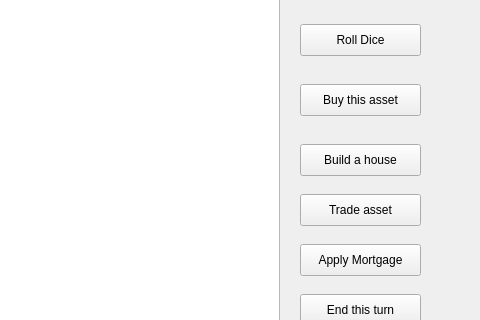
Before: the Qt Designer form mainwindow.ui in WisdomStoneWorshiper/comp2012h_project, drawn with Qt 5; both pictures show x 520 to 1000 and y 286 to 606 of the 1000 by 850 pixel window.
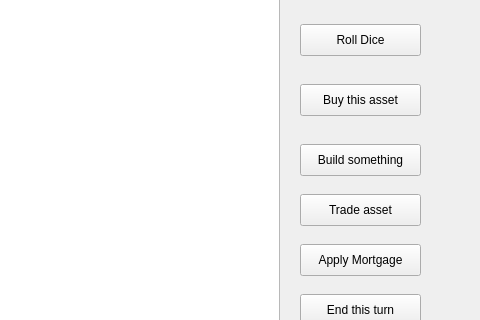
After: the same form once the commit is applied.

```diff
--- a/mainwindow.ui
+++ b/mainwindow.ui
@@ -115,7 +115,7 @@
      </rect>
     </property>
     <property name="text">
-     <string>Build a house</string>
+     <string>Build something</string>
     </property>
    </widget>
    <widget class="QPushButton" name="endBtn">
```
